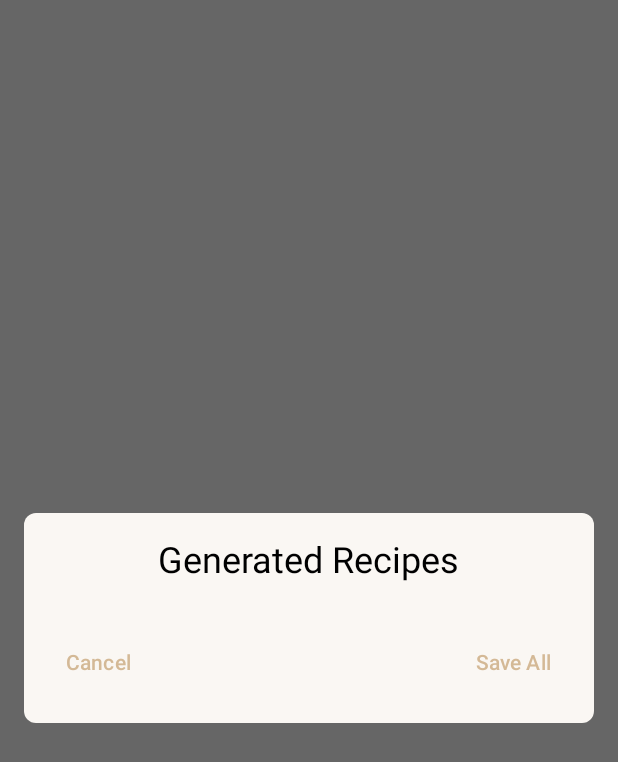
After one commit to ahmedzer/IRecipe, an Android app built with Jetpack Compose: the composable GeneratedRecipeDialog called with empty values, on a phone screen of 412 x 824 dp. The commit adds this screen. Shown: the top 762 px of the screen. Run offline under Robolectric (Android 15) with nearby library versions, the phone set to English and light mode, and no system bars.

Commit message:
Show ai generated recipes

```diff
--- a/app/src/main/java/com/za/irecipe/Data/repository/VisionRepositoryImpl.kt
+++ b/app/src/main/java/com/za/irecipe/Data/repository/VisionRepositoryImpl.kt
@@ -33,7 +33,6 @@ class VisionRepositoryImpl @Inject constructor(
             return detectedDtos.map { DetectedObject(it.name, it.score) }
 
         } catch (e: retrofit2.HttpException) {
-            // Erreur HTTP (403, 401, etc)
             val errorBody = e.response()?.errorBody()?.string()
             Log.e("VisionRepositoryImpl", "HTTP error ${e.code()}: $errorBody")
             throw e
@@ -42,5 +41,4 @@ class VisionRepositoryImpl @Inject constructor(
             throw e
         }
     }
-
 }
--- /dev/null
+++ b/app/src/main/java/com/za/irecipe/ui/activities/aisearch/GeneratedRecipeDialog.kt
@@ -0,0 +1,90 @@
+package com.za.irecipe.ui.activities.aisearch
+
+import androidx.compose.foundation.layout.Arrangement
+import androidx.compose.foundation.layout.Column
+import androidx.compose.foundation.layout.Row
+import androidx.compose.foundation.layout.Spacer
+import androidx.compose.foundation.layout.fillMaxWidth
+import androidx.compose.foundation.layout.height
+import androidx.compose.foundation.layout.padding
+import androidx.compose.foundation.lazy.LazyRow
+import androidx.compose.foundation.shape.RoundedCornerShape
+import androidx.compose.material3.MaterialTheme
+import androidx.compose.material3.Surface
+import androidx.compose.material3.Text
+import androidx.compose.material3.TextButton
+import androidx.compose.runtime.Composable
+import androidx.compose.ui.Alignment
+import androidx.compose.ui.Modifier
+import androidx.compose.ui.unit.dp
+import androidx.compose.ui.window.Dialog
+import androidx.compose.ui.window.DialogProperties
+import com.za.irecipe.Data.entities.GeneratedRecipe
+import com.za.irecipe.Data.mapper.toData
+import com.za.irecipe.Data.mapper.toDomain
+import com.za.irecipe.ui.screens.shared.RecipeCard
+
+@Composable
+fun GeneratedRecipeDialog(
+    onDismiss: () -> Unit,
+    generatedRecipe: List<GeneratedRecipe>,
+    onSaveRecipe: (GeneratedRecipe) -> Unit,
+    onSaveAll: () -> Unit
+) {
+    Dialog(
+        onDismissRequest = onDismiss,
+        properties = DialogProperties(dismissOnBackPress = false, dismissOnClickOutside = false, usePlatformDefaultWidth = false)
+
+    ) {
+        Surface(
+            shape = RoundedCornerShape(8.dp),
+            color = MaterialTheme.colorScheme.surface,
+            tonalElevation = 8.dp,
+            modifier = Modifier
+                .fillMaxWidth()
+                .padding(16.dp)
+        ) {
+            Column(
+                modifier = Modifier
+                    .padding(16.dp)
+                    .fillMaxWidth(),
+                horizontalAlignment = Alignment.CenterHorizontally
+            ) {
+                Text(
+                    text = "Generated Recipes",
+                    style = MaterialTheme.typography.headlineSmall,
+                    modifier = Modifier.padding(bottom = 12.dp)
+                )
+
+                LazyRow(
+                    horizontalArrangement = Arrangement.spacedBy(12.dp),
+                    modifier = Modifier
+                        .fillMaxWidth()
+                ) {
+                    generatedRecipe.forEachIndexed { index, generatedRecipe ->
+                        item(key = index) {
+                            RecipeCard(
+                                generatedRecipe.toData().toDomain(),
+                                onCardClick = { },
+                            )
+                        }
+                    }
+                }
+
+                Spacer(modifier = Modifier.height(16.dp))
+
+                Row(
+                    modifier = Modifier.fillMaxWidth(),
+                    horizontalArrangement = Arrangement.SpaceBetween
+                ) {
+                    TextButton(onClick = onDismiss) {
+                        Text("Cancel")
+                    }
+                    TextButton(onClick = onSaveAll) {
+                        Text("Save All")
+                    }
+                }
+            }
+        }
+    }
+}
```
Also changed, not shown: app/src/main/java/com/za/irecipe/Data/DBModule.kt (+9 -0 lines), app/src/main/java/com/za/irecipe/Data/mapper/RecipeMapper.kt (+14 -0 lines), app/src/main/java/com/za/irecipe/ui/activities/aisearch/AiSearchActivity.kt (+13 -1 lines), app/src/main/java/com/za/irecipe/ui/screens/shared/RecipeUI.kt (+39 -5 lines), 1 other file.
